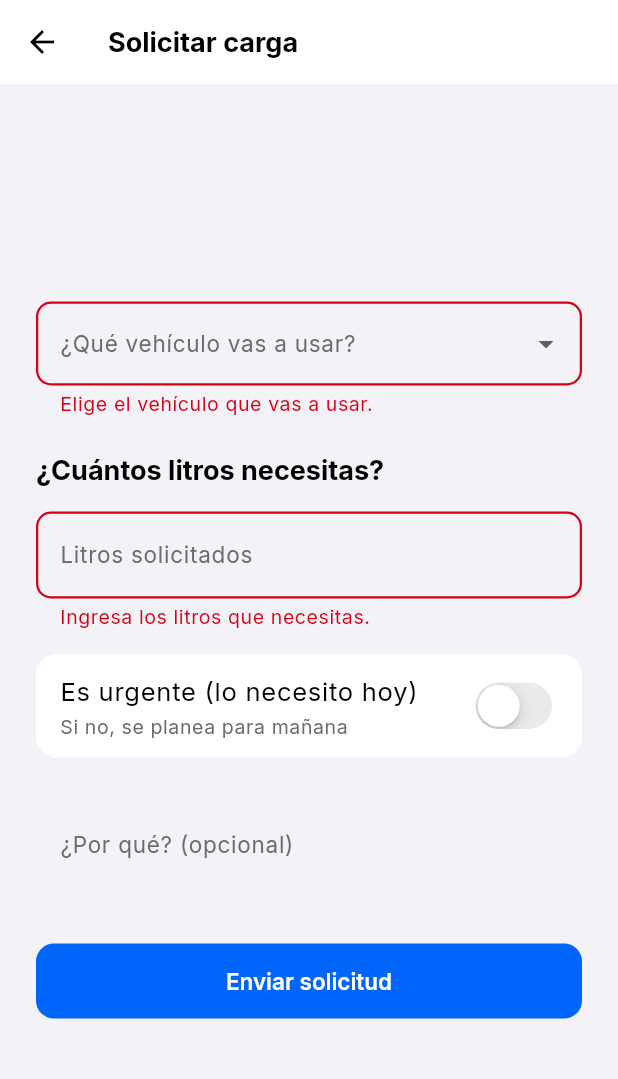
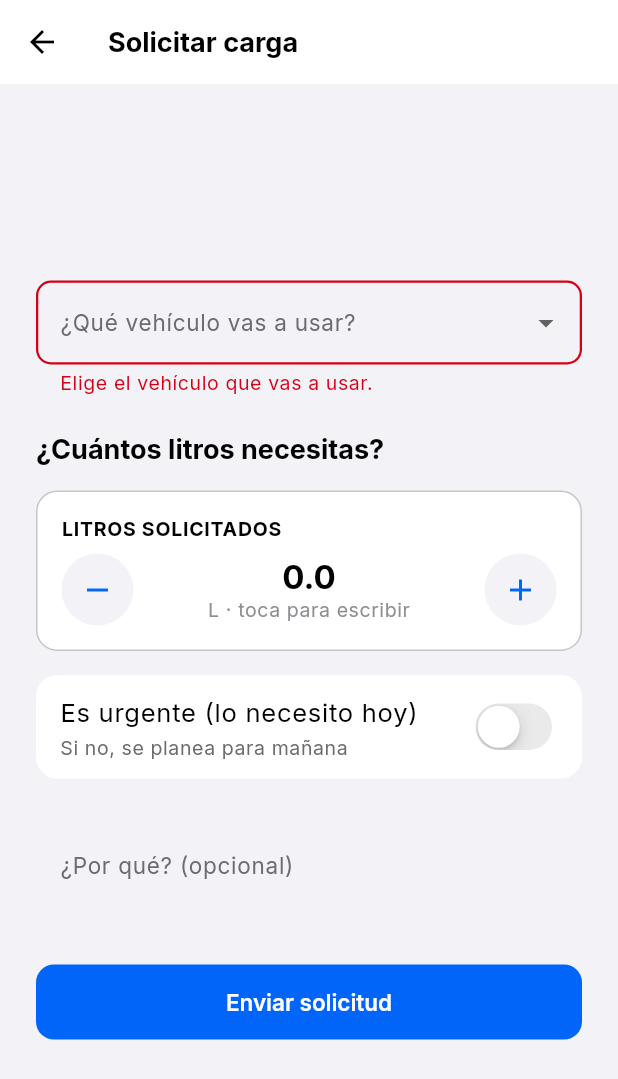
Before and after one commit to williamgl3/INDI_control_combustible, a Flutter app: the SolicitarCargaScreen screen opened by its route, after a tap on "Enviar solicitud", on a phone screen of 412 x 824 dp. Shown: the top 1079 px of the screen. Run offline on Flutter 3.47's test engine with Material 3 defaults, Android fonts, the phone set to English and light mode, and no system bars; our stand-ins replace csv, fl_chart, flutter_local_notifications, flutter_riverpod, flutter_secure_storage, go_router and 4 more; missing offline and left inert: google_mlkit_text_recognition; accounts and stored records are empty.

Commit message:
fix(frontend): usa StepperNumerico para litros en SolicitarCargaScreen
Quedaba con un TextFormField plano mientras Comprobar/Cerrar día ya
usaban StepperNumerico — inconsistencia de UI señalada en la bitácora
del proyecto. Test actualizado para fijar el valor vía el diálogo
"toca para escribir" en vez de enterText sobre un TextFormField.

Co-Authored-By: Claude Sonnet 5 <noreply@anthropic.com>

```diff
--- a/frontend/lib/screens/chofer/solicitar_carga_screen.dart
+++ b/frontend/lib/screens/chofer/solicitar_carga_screen.dart
@@ -12,6 +12,7 @@ import '../../theme/app_radii.dart';
 import '../../theme/app_theme.dart';
 import '../../widgets/grouped_section.dart';
 import '../../widgets/selector_vehiculo.dart';
+import '../../widgets/stepper_numerico.dart';
 
 class SolicitarCargaScreen extends ConsumerStatefulWidget {
   const SolicitarCargaScreen({super.key});
@@ -23,17 +24,16 @@ class SolicitarCargaScreen extends ConsumerStatefulWidget {
 
 class _SolicitarCargaScreenState extends ConsumerState<SolicitarCargaScreen> {
   final _formKey = GlobalKey<FormState>();
-  final _litrosController = TextEditingController();
   final _motivoController = TextEditingController();
 
   Vehiculo? _vehiculo;
+  double _litros = 0;
   bool _esUrgente = false;
   bool _cargando = false;
   String? _errorGeneral;
 
   @override
   void dispose() {
-    _litrosController.dispose();
     _motivoController.dispose();
     super.dispose();
   }
@@ -42,6 +42,10 @@ class _SolicitarCargaScreenState extends ConsumerState<SolicitarCargaScreen> {
     if (!_formKey.currentState!.validate()) return;
     if (_vehiculo == null) {
       setState(() => _errorGeneral = 'Elige qué vehículo vas a usar.');
+      return;
+    }
+    if (_litros <= 0) {
+      setState(() => _errorGeneral = 'Ingresa los litros que necesitas.');
       return;
     }
     if (_esUrgente && _motivoController.text.trim().isEmpty) {
@@ -64,7 +68,7 @@ class _SolicitarCargaScreenState extends ConsumerState<SolicitarCargaScreen> {
           .enviarSolicitud(
             choferId: perfil.id,
             vehiculo: _vehiculo!,
-            litrosSolicitados: double.parse(_litrosController.text.trim()),
+            litrosSolicitados: _litros,
             esUrgente: _esUrgente,
             motivoChofer: _motivoController.text.trim().isEmpty
                 ? null
@@ -142,27 +146,13 @@ class _SolicitarCargaScreenState extends ConsumerState<SolicitarCargaScreen> {
                       style: Theme.of(context).textTheme.titleLarge,
                     ),
                     const SizedBox(height: 16),
-                    TextFormField(
-                      controller: _litrosController,
-                      decoration: const InputDecoration(
-                        labelText: 'Litros solicitados',
-                        suffixText: 'L',
-                      ),
-                      keyboardType: const TextInputType.numberWithOptions(
-                        decimal: true,
-                      ),
-                      validator: (v) {
-                        final valor = v?.trim() ?? '';
-                        if (valor.isEmpty) {
-                          return 'Ingresa los litros que necesitas.';
-                        }
-                        final n = double.tryParse(valor);
-                        if (n == null || n <= 0) {
-                          return 'Ingresa un número válido mayor a 0.';
-                        }
-                        return null;
-                      },
-                      onFieldSubmitted: (_) => _enviar(),
+                    StepperNumerico(
+                      etiqueta: 'Litros solicitados',
+                      valor: _litros,
+                      sufijo: 'L',
+                      paso: 1,
+                      decimales: 1,
+                      onChanged: (v) => setState(() => _litros = v),
                     ),
                     const SizedBox(height: 16),
                     GroupedSection(
```
Also changed, not shown: 1 other file.
